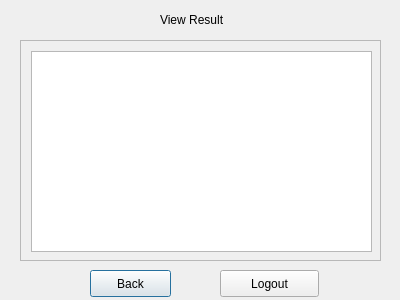
This is adminviewresult.ui in abhinavthukral28/stuPID as Qt 5 draws it before an edit. The edited form follows.
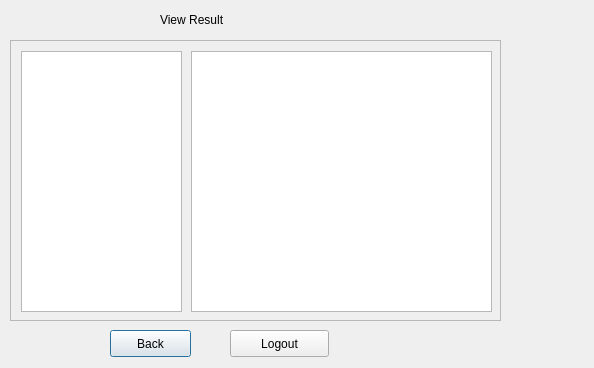
This is the edited form.

```diff
--- a/adminviewresult.ui
+++ b/adminviewresult.ui
@@ -6,8 +6,8 @@
    <rect>
     <x>0</x>
     <y>0</y>
-    <width>400</width>
-    <height>300</height>
+    <width>594</width>
+    <height>368</height>
    </rect>
   </property>
   <property name="windowTitle">
@@ -16,8 +16,8 @@
   <widget class="QPushButton" name="BackButton">
    <property name="geometry">
     <rect>
-     <x>90</x>
-     <y>270</y>
+     <x>110</x>
+     <y>330</y>
      <width>81</width>
      <height>27</height>
     </rect>
@@ -29,10 +29,10 @@
   <widget class="QScrollArea" name="scrollArea">
    <property name="geometry">
     <rect>
-     <x>20</x>
+     <x>10</x>
      <y>40</y>
-     <width>361</width>
-     <height>221</height>
+     <width>491</width>
+     <height>281</height>
     </rect>
    </property>
    <property name="widgetResizable">
@@ -43,17 +43,27 @@
      <rect>
       <x>0</x>
       <y>0</y>
-      <width>359</width>
-      <height>219</height>
+      <width>489</width>
+      <height>279</height>
      </rect>
     </property>
     <widget class="QTextBrowser" name="textBrowser">
      <property name="geometry">
       <rect>
+       <x>180</x>
+       <y>10</y>
+       <width>301</width>
+       <height>261</height>
+      </rect>
+     </property>
+    </widget>
+    <widget class="QListWidget" name="listWidget">
+     <property name="geometry">
+      <rect>
        <x>10</x>
        <y>10</y>
-       <width>341</width>
-       <height>201</height>
+       <width>161</width>
+       <height>261</height>
       </rect>
      </property>
     </widget>
@@ -75,8 +85,8 @@
   <widget class="QPushButton" name="pushButton">
    <property name="geometry">
     <rect>
-     <x>220</x>
-     <y>270</y>
+     <x>230</x>
+     <y>330</y>
      <width>99</width>
      <height>27</height>
     </rect>
```
